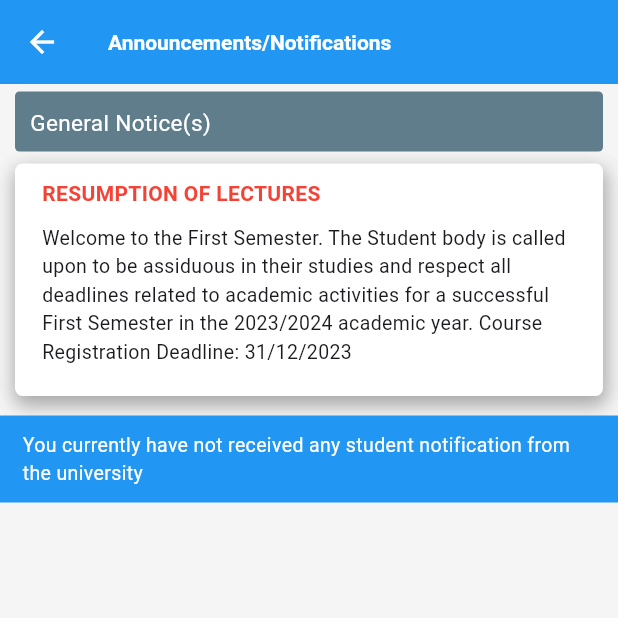
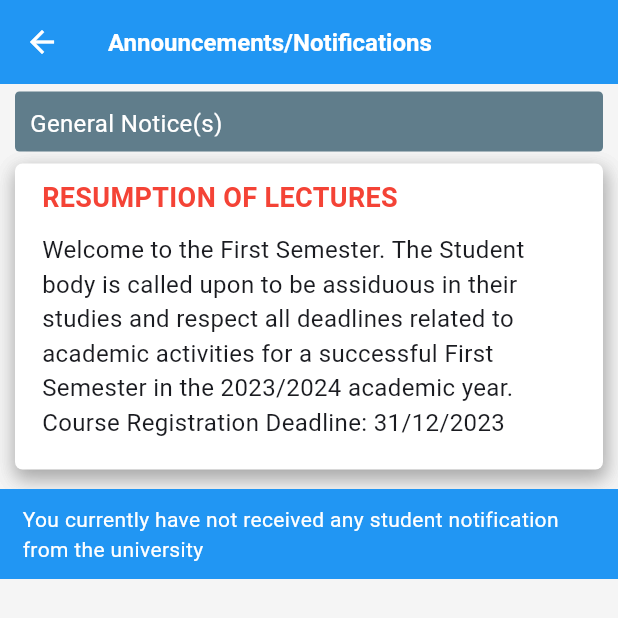
Before and after one commit to ChinepohDivine-f/go-clone, a Flutter app: the screen it shows after launch, after a tap on "Notification", on a phone screen of 412 x 824 dp. Shown: the top 618 px of the screen. Run offline on Flutter 3.47's test engine with Material 3 defaults, Android fonts, the phone set to English and light mode, and no system bars; our stand-ins replace flutter_inset_box_shadow.

Commit message:
arranged layout and some funtionalities for account settings

```diff
--- a/lib/screens/Home.dart
+++ b/lib/screens/Home.dart
@@ -1,4 +1,5 @@
 import "package:app1/widgets/home-category.dart";
+import "package:app1/widgets/nuemorphic_container.dart";
 import "package:app1/widgets/studentContainer.dart";
 import "package:flutter/material.dart";
 import "package:app1/screens/widgets/bottom-nav.dart";
@@ -21,7 +22,7 @@ class Home extends StatelessWidget {
           scrolledUnderElevation: 2.0,
           backgroundColor: Colors.blue,
           foregroundColor: Colors.white,
-          // toolbarHeight: 58.0,
+          toolbarHeight: 70.0,
           title: Row(
             mainAxisAlignment: MainAxisAlignment.spaceBetween,
             crossAxisAlignment: CrossAxisAlignment.end,
@@ -32,7 +33,8 @@ class Home extends StatelessWidget {
             ],
           ),
         ),
-        body: const SingleChildScrollView(
+        body: const NuemorphicC(
+          Content_child: SingleChildScrollView(
             child: Column(mainAxisSize: MainAxisSize.max, children: [
               StudentContainer(),
               //SizedBox(height: 3),
@@ -40,6 +42,7 @@ class Home extends StatelessWidget {
               //SizedBox(height: 3,),
               HomeOptions(),
             ]),
+          ),
         ));
   }
 }
@@ -58,12 +61,12 @@ class HomeTitle extends StatelessWidget {
       children: [
         Text(
           "Go-Student",
-          style: TextStyle(fontSize: 16, fontWeight: FontWeight.bold),
+          style: TextStyle(fontSize: 18, fontWeight: FontWeight.bold),
           textAlign: TextAlign.left,
         ),
         Text(
           "University of Buea",
-          style: TextStyle(fontSize: 14),
+          style: TextStyle(fontSize: 16),
         ),
       ],
     );
--- a/lib/screens/optionScreens/announcements.dart
+++ b/lib/screens/optionScreens/announcements.dart
@@ -23,7 +23,7 @@ class _AnnouncementState extends State<Announcement> {
         ),
         title: const Text(
           "Announcements/Notifications",
-          style: TextStyle(fontSize: 14, fontWeight: FontWeight.bold),
+          style: TextStyle(fontSize: 16, fontWeight: FontWeight.bold),
         ),
       ),
       body: SingleChildScrollView(
@@ -59,7 +59,7 @@ class _AnnouncementState extends State<Announcement> {
                   style: TextStyle(
                     color: Colors.white,
                     fontWeight: FontWeight.w400,
-                    fontSize: 13
+                    fontSize: 14
                   ),
                 ),
               )));
@@ -80,11 +80,11 @@ class _AnnouncementState extends State<Announcement> {
                 children: [
                   Padding(
                     padding: EdgeInsets.symmetric(horizontal:10.0),
-                    child: Text("RESUMPTION OF LECTURES", style: TextStyle(color: Colors.red, fontWeight: FontWeight.bold),),
+                    child: Text("RESUMPTION OF LECTURES", style: TextStyle(color: Colors.red, fontWeight: FontWeight.bold, fontSize: 18),),
                   ),
                   Padding(
                     padding: EdgeInsets.all(10.0),
-                    child: IntrinsicWidth(child: Text("Welcome to the First Semester. The Student body is called upon to be assiduous in their studies and respect all deadlines related to academic activities for a successful First Semester in the 2023/2024 academic year. Course Registration Deadline: 31/12/2023", style: TextStyle(fontSize: 13),),),
+                    child: IntrinsicWidth(child: Text("Welcome to the First Semester. The Student body is called upon to be assiduous in their studies and respect all deadlines related to academic activities for a successful First Semester in the 2023/2024 academic year. Course Registration Deadline: 31/12/2023", style: TextStyle(fontSize: 16),),),
                   ),
                 ],
               ),
@@ -114,7 +114,7 @@ class _AnnouncementState extends State<Announcement> {
               "General Notice(s)",
               style: TextStyle(
                 color: Colors.white,
-                fontSize: 15,
+                fontSize: 16,
               ),
             ),
           ),
--- a/lib/screens/widgets/bottom-nav.dart
+++ b/lib/screens/widgets/bottom-nav.dart
@@ -21,12 +21,15 @@ class _BottomNavState extends State<BottomNav> {
           selectedItemColor: Colors.white,
           unselectedItemColor: Colors.white70,
           // currentIndex: 0,
-          unselectedFontSize: 11,
-          selectedFontSize: 12,
+          unselectedFontSize: 14,
+          selectedFontSize: 16,
           onTap: (currentIndex) {
             if (currentIndex == 0) {
+              _BottomNavState(
+
+              );
+
               Navigator.pushReplacementNamed(context, "/Home");
-
             }
             if (currentIndex == 1) {
               Navigator.pushReplacementNamed(context, "/StudentProfile");
--- a/lib/screens/widgets/home-option.dart
+++ b/lib/screens/widgets/home-option.dart
@@ -1,3 +1,4 @@
+import "package:app1/screens/optionScreens/account-setting.dart";
 import "package:app1/screens/optionScreens/announcements.dart";
 import "package:flutter/material.dart";
 
@@ -30,22 +31,20 @@ class HomeOptions extends StatelessWidget {
                       builder: (BuildContext context) => const Announcement()));
             },
           ),
-          Divider(
-            color: Colors.grey[300],
-            indent: 53.0,
-            thickness: 1,
-            height: 0.15,
+          customDivider(),
+          GestureDetector(
+            child: const Options(
+                title_: 'Account Settings',
+                subtitle_: 'Update account Profile',
+                icon_: Icons.edit),
+                onTap: () {
+              Navigator.push(
+                  context,
+                  MaterialPageRoute(
+                      builder: (BuildContext context) => const AccountSettings()));
+            },
           ),
-          const Options(
-              title_: 'Account Settings',
-              subtitle_: 'Update account Profile',
-              icon_: Icons.edit),
-          Divider(
-            color: Colors.grey[300],
-            indent: 53.0,
-            thickness: 1,
-            height: 0.15,
-          ),
+          customDivider(),
           const Options(
               title_: 'UB Support',
               subtitle_: 'Speak to a suppot agent for help',
@@ -59,6 +58,15 @@ class HomeOptions extends StatelessWidget {
         ],
       ),
     );
+  }
+
+  Divider customDivider() {
+    return Divider(
+          color: Colors.grey[900],
+          indent: 53.0,
+          thickness: 0.8,
+          height: 0.15,
+        );
   }
 }
 
@@ -83,10 +91,10 @@ class Options extends StatelessWidget {
           leading: Icon(icon_, size: 18),
           title: Text(title_,
               style:
-                  const TextStyle(fontSize: 13, fontWeight: FontWeight.w500)),
+                  const TextStyle(fontSize: 16, fontWeight: FontWeight.w500)),
           subtitle: Text(subtitle_,
               style: const TextStyle(
-                fontSize: 11,
+                fontSize: 14,
                 color: Colors.black54,
               )),
           trailing: Container(
--- a/lib/widgets/home-category.dart
+++ b/lib/widgets/home-category.dart
@@ -5,8 +5,8 @@ class HomeCategoryBox extends StatelessWidget {
 
   @override
   Widget build(BuildContext context) {
-    return Padding(
-      padding: const EdgeInsets.all(15.0),
+    return const Padding(
+      padding: EdgeInsets.all(15.0),
       child: CategoryContainer(),
     );
   }
@@ -28,40 +28,29 @@ class CategoryContainer extends StatelessWidget {
         // scrollDirection:Axis.horizontal,
         itemBuilder: (context, index) {
           return Container(
-              decoration: BoxDecoration(
-                  color: Colors.white,
-                  boxShadow: [
-                    BoxShadow(
-                        color: Colors.white.withOpacity(0.6),
-                        blurRadius: 3.0,
-                        blurStyle: BlurStyle.normal,
-                        offset: const Offset(-4, -5)
-                    ),
-                    BoxShadow(
-                      color: Colors.grey.withOpacity(0.3),
-                      blurRadius: 3.0,
-                      offset: const Offset(1, 4)
-                    )
-                  ],
-                  borderRadius: const BorderRadius.all(Radius.circular(5))),
+            // height: 200,
+              decoration: customBoxDecoration(),
               child: const Padding(
                 padding: EdgeInsets.all(10.0),
                 child: Column(
                   children: [
+                    SizedBox(height: 5,),
                     Icon(Icons.school, size: 60, color: Colors.blue),
+                    SizedBox(height: 5,),
                     Text(
                       "Academic Structure",
-                      style: TextStyle(fontSize: 11, color: Colors.blue),
-                    )
+                      style: TextStyle(fontSize: 16, color: Colors.blue),
+                    ),
+                    // SizedBox(height: 24,)
                   ],
                 ),
               ));
         },
         gridDelegate: const SliverGridDelegateWithFixedCrossAxisCount(
           crossAxisCount: 2,
-          mainAxisSpacing: 15,
-          crossAxisSpacing: 15,
-          mainAxisExtent: 120.0,
+          mainAxisSpacing: 20,
+          crossAxisSpacing: 20,
+          mainAxisExtent: 132.5,
         ),
       ),
     );
@@ -121,4 +110,26 @@ class CategoryContainer extends StatelessWidget {
     //       )),]
     // );
   }
+
+  BoxDecoration customBoxDecoration() {
+    return BoxDecoration(
+                color: Colors.white,
+
+                boxShadow: [
+                  BoxShadow(
+                      color: Colors.white38.withOpacity(0.6),
+                      blurRadius: 7.0,
+                      spreadRadius: 1,
+                      // blurStyle: BlurStyle.normal,
+                      offset: const Offset(-4, -5)
+                  ),
+                  BoxShadow(
+                    color: Colors.blue.shade200.withOpacity(0.1),
+                    blurRadius: 7.0,
+                    spreadRadius: 1,
+                    offset: const Offset(4, 5)
+                  )
+                ],
+                borderRadius: const BorderRadius.all(Radius.circular(5)));
+  }
 }
--- /dev/null
+++ b/lib/widgets/nuemorphic_container.dart
@@ -0,0 +1,56 @@
+import 'package:flutter/material.dart' hide BoxDecoration, BoxShadow;
+import 'package:flutter_inset_box_shadow/flutter_inset_box_shadow.dart';
+
+class NuemorphicC extends StatelessWidget {
+  final Content_child;
+
+  const NuemorphicC({super.key, required this.Content_child});
+
+  @override
+  Widget build(BuildContext context) {
+    return Container(
+      width: double.infinity,
+      height: double.infinity,
+      decoration: BoxDecoration(
+          borderRadius: const BorderRadius.all(Radius.elliptical(50, 35)),
+          // border: Border.all(
+          //   color: Colors.white,
+          //   style: BorderStyle.solid,
+          //   width: 3
+          // ),
+
+          color: Colors.white24,
+          boxShadow: [
+            BoxShadow(
+              color: Colors.grey.withOpacity(0.8),
+              blurStyle: BlurStyle.normal,
+              blurRadius: 15,
+              spreadRadius: 5,
+              // offset: const Offset(1, 5),
+              inset: true,
+            ),
+            BoxShadow(
+                color: Colors.white.withOpacity(0.8),
+                blurStyle: BlurStyle.normal,
+                blurRadius: 15,
+                spreadRadius: 8,
+                offset: const Offset(-1, -5),
+                inset: true),
+          ],
+          gradient: LinearGradient(
+            colors: [
+              Colors.blueGrey.withOpacity(0.7),
+              Colors.white.withOpacity(0.9),
+            ],
+            begin: Alignment.bottomCenter,
+            end: Alignment.topCenter,
+          )),
+      child: ClipPath(
+          child: Content_child,
+          // clipper: ShapeBorderClipper(
+          //     ),
+          clipBehavior: Clip.antiAlias,
+          ),
+    );
+  }
+}
--- a/lib/widgets/studentContainer.dart
+++ b/lib/widgets/studentContainer.dart
@@ -8,20 +8,26 @@ class StudentContainer extends StatelessWidget {
     return Container(
         padding: const EdgeInsets.all(15),
         margin: const EdgeInsets.symmetric(horizontal: 8, vertical: 5),
-        height: 120,
+        height: 140,
         width: double.infinity,
         decoration: const BoxDecoration(
             color: Colors.white,
             borderRadius: BorderRadius.all(
               Radius.circular(5),
             )),
+        child: Center(
           child: Row(
             // mainAxisAlignment: MainAxisAlignment.spaceBetween,
             children: [
               ClipRRect(
                   borderRadius: const BorderRadius.all(Radius.circular(70)),
-                child: Image.asset("assets/images/chinepoh.png", height: 75,)),
-                const SizedBox(width: 5,),
+                  child: Image.asset(
+                    "assets/images/chinepoh.png",
+                    height: 97,
+                  )),
+              const SizedBox(
+                width: 10,
+              ),
               const IntrinsicWidth(
                 child: Padding(
                   padding: EdgeInsets.all(8.0),
@@ -29,18 +35,26 @@ class StudentContainer extends StatelessWidget {
                     crossAxisAlignment: CrossAxisAlignment.start,
                     children: [
                       IntrinsicWidth(
-                      child: Column(
-                        children: [ Text("CHINEPOH DIVINE-FAVOUR", style: TextStyle(fontSize: 12,  color: Colors.blue)),Text("FE21A159", style: TextStyle(fontSize: 11, color: Colors.blue)),
-                      Text("B.ENG COMPUTER ENGINEERING", style: TextStyle(fontSize: 10,  color: Colors.blue)),
-                  ]
-    )),
-
+                          child: Column(children: [
+                        Text("CHINEPOH DIVINE-FAVOUR",
+                            style: TextStyle(fontSize: 16, color: Colors.blue)),
+                        Text("FE21A159",
+                            style: TextStyle(fontSize: 16, color: Colors.blue)),
+                        Text("B.ENG COMPUTER ENGINEERING",
+                            style: TextStyle(fontSize: 14, color: Colors.blue)),
+                      ])),
                       Row(
                         mainAxisAlignment: MainAxisAlignment.spaceEvenly,
                         children: [
-                        Text("2023/2024", style: TextStyle(fontSize: 10, color: Colors.black54)),
-                        SizedBox(width: 35,),
-                        Text("First Semester", style: TextStyle(fontSize: 10, color: Colors.black54))
+                          Text("2023/2024",
+                              style:
+                                  TextStyle(fontSize: 14, color: Colors.black54)),
+                          SizedBox(
+                            width: 35,
+                          ),
+                          Text("First Semester",
+                              style:
+                                  TextStyle(fontSize: 14, color: Colors.black54))
                         ],
                       ),
                     ],
@@ -48,6 +62,7 @@ class StudentContainer extends StatelessWidget {
                 ),
               )
             ],
+          ),
         ));
   }
 }
```
Also changed, not shown: lib/screens/Transactions.dart (+6 -15 lines), lib/screens/optionScreens/account-setting.dart (+77 -0 lines), lib/screens/studentProfile.dart (+12 -5 lines), pubspec.yaml (+6 -4 lines), pubspec.lock. Lines whose indentation alone changed are shown as unchanged.
